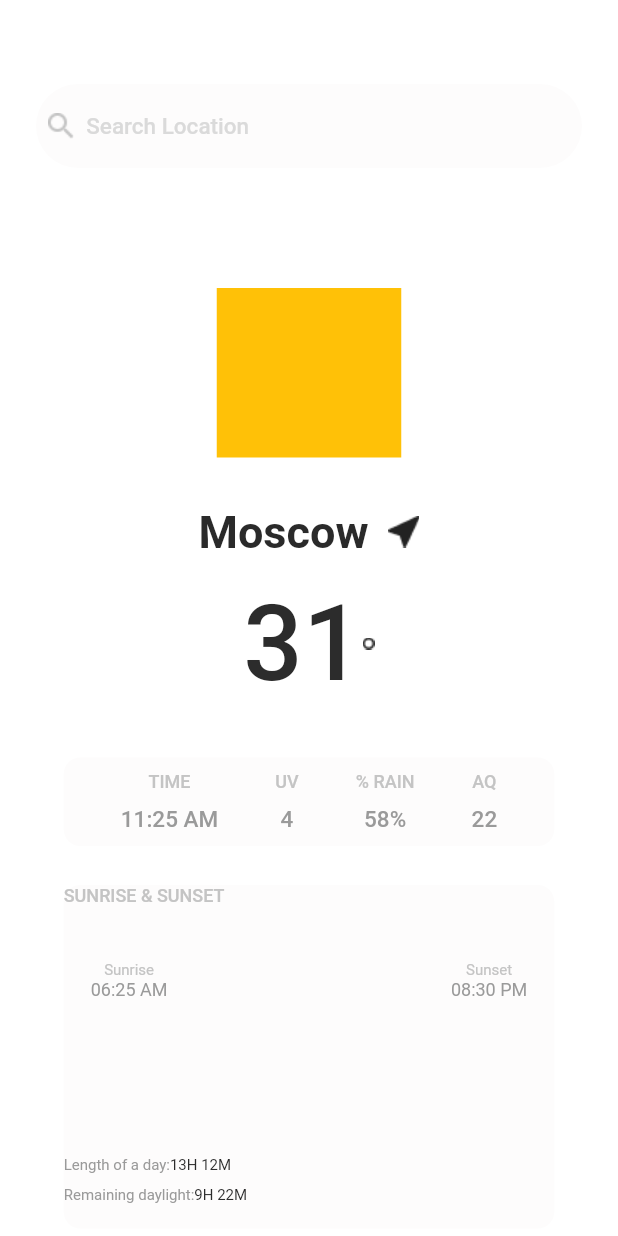
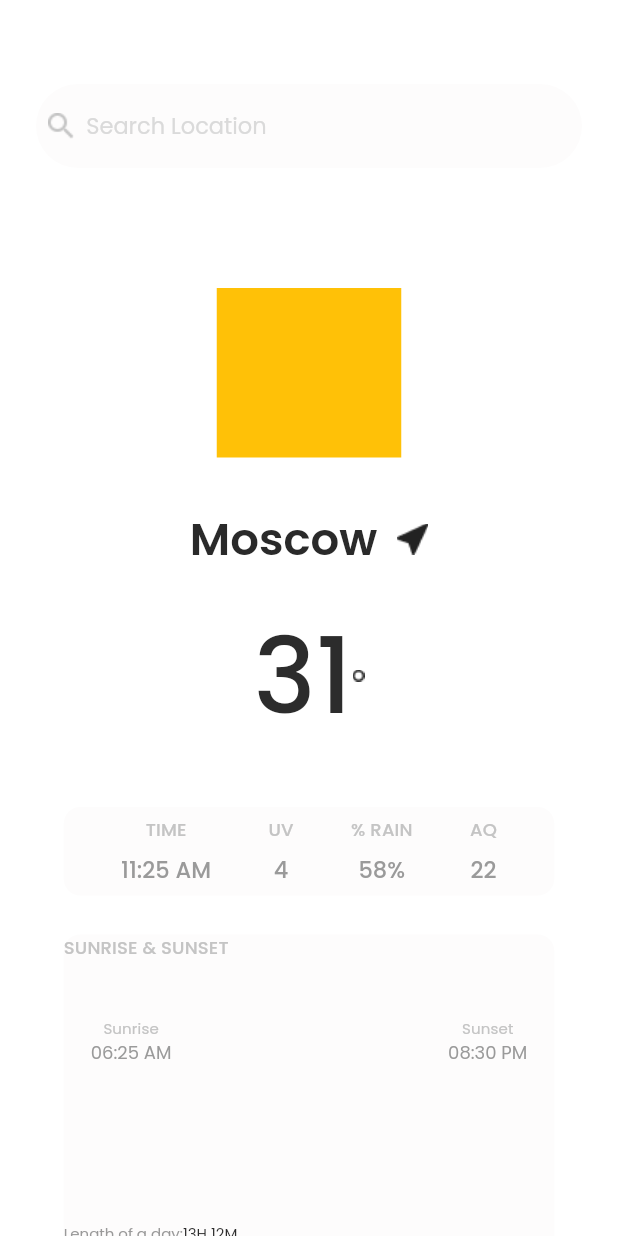
Before and after one commit to theivmatic/weather_api, a Flutter app: the screen it shows after launch, on a phone screen of 412 x 824 dp. Run offline on Flutter 3.47's test engine with Material 2 defaults, Android fonts, the phone set to English and light mode, and no system bars; our stand-ins replace flutter_bloc.

Commit message:
made text styles in theme

```diff
--- a/lib/main.dart
+++ b/lib/main.dart
@@ -12,7 +12,34 @@ class MainApp extends StatelessWidget {
   Widget build(BuildContext context) {
     return MaterialApp(
       theme: ThemeData(
-        textTheme: const TextTheme(headline3: TextStyle()),
+        fontFamily: 'Poppins',
+        textTheme: const TextTheme(
+          displayLarge: TextStyle(
+            color: Color.fromARGB(255, 44, 44, 44),
+            fontSize: 70,
+            fontWeight: FontWeight.w500,
+          ),
+          headlineLarge: TextStyle(
+            color: Color.fromARGB(255, 42, 42, 42),
+            fontSize: 30,
+            fontWeight: FontWeight.w600,
+          ),
+          titleSmall: TextStyle(
+            color: Color.fromARGB(255, 196, 196, 196),
+            fontSize: 12,
+            fontWeight: FontWeight.w500,
+          ),
+          bodySmall: TextStyle(
+            color: Color.fromARGB(255, 154, 154, 154),
+            fontSize: 15,
+            fontWeight: FontWeight.w500,
+          ),
+          bodyMedium: TextStyle(
+            color: Color.fromARGB(255, 218, 218, 218),
+            fontSize: 15,
+            fontWeight: FontWeight.w400,
+          ),
+        ),
       ),
       home: const HomePage(),
     );
--- a/lib/src/feature/presentation/widgets/degree.dart
+++ b/lib/src/feature/presentation/widgets/degree.dart
@@ -7,18 +7,14 @@ class DegreeWidget extends StatelessWidget {
 
   @override
   Widget build(BuildContext context) {
-    return const Row(
+    return Row(
       mainAxisAlignment: MainAxisAlignment.center,
       children: [
         Text(
           '31',
-          style: TextStyle(
-            color: Color.fromARGB(255, 44, 44, 44),
-            fontSize: 70,
-            fontWeight: FontWeight.w500,
-          ),
+          style: Theme.of(context).textTheme.displayLarge
         ),
-        ImageIcon(
+        const ImageIcon(
           AssetImage('assets/images/degree_icon.png'),
           color: Color.fromARGB(255, 44, 44, 44),
           size: 8,
--- a/lib/src/feature/presentation/widgets/location_name.dart
+++ b/lib/src/feature/presentation/widgets/location_name.dart
@@ -7,19 +7,15 @@ class LocationNameWidget extends StatelessWidget {
 
   @override
   Widget build(BuildContext context) {
-    return const Row(
+    return Row(
       mainAxisAlignment: MainAxisAlignment.center,
       children: [
         Text(
           'Moscow',
-          style: TextStyle(
-            color: Color.fromARGB(255, 42, 42, 42),
-            fontSize: 30,
-            fontWeight: FontWeight.w600,
-          ),
+          style: Theme.of(context).textTheme.headlineLarge,
         ),
-        SizedBox(width: 13),
-        ImageIcon(
+        const SizedBox(width: 13),
+        const ImageIcon(
           AssetImage('assets/images/location_icon.png'),
           size: 21,
         ),
--- a/lib/src/feature/presentation/widgets/other_data.dart
+++ b/lib/src/feature/presentation/widgets/other_data.dart
@@ -14,7 +14,7 @@ class OtherDataWidget extends StatelessWidget {
         color: const Color.fromARGB(255, 253, 252, 252),
         borderRadius: BorderRadius.circular(11),
       ),
-      child: const Row(
+      child: Row(
         mainAxisAlignment: MainAxisAlignment.spaceEvenly,
         children: [
           Column(
@@ -22,18 +22,11 @@ class OtherDataWidget extends StatelessWidget {
             children: [
               Text(
                 'TIME',
-                style: TextStyle(
-                  color: Color.fromARGB(255, 196, 196, 196),
-                  fontSize: 12,
-                  fontWeight: FontWeight.w500,
-                ),
+                style: Theme.of(context).textTheme.titleSmall,
               ),
               Text(
                 '11:25 AM',
-                style: TextStyle(
-                    color: Color.fromARGB(255, 154, 154, 154),
-                    fontSize: 15,
-                    fontWeight: FontWeight.w500),
+                style: Theme.of(context).textTheme.bodySmall,
               ),
             ],
           ),
@@ -42,18 +35,11 @@ class OtherDataWidget extends StatelessWidget {
             children: [
               Text(
                 'UV',
-                style: TextStyle(
-                  color: Color.fromARGB(255, 196, 196, 196),
-                  fontSize: 12,
-                  fontWeight: FontWeight.w500,
-                ),
+                style: Theme.of(context).textTheme.titleSmall,
               ),
               Text(
                 '4',
-                style: TextStyle(
-                    color: Color.fromARGB(255, 154, 154, 154),
-                    fontSize: 15,
-                    fontWeight: FontWeight.w500),
+                style: Theme.of(context).textTheme.bodySmall,
               ),
             ],
           ),
@@ -62,18 +48,11 @@ class OtherDataWidget extends StatelessWidget {
             children: [
               Text(
                 '% RAIN',
-                style: TextStyle(
-                  color: Color.fromARGB(255, 196, 196, 196),
-                  fontSize: 12,
-                  fontWeight: FontWeight.w500,
-                ),
+                style: Theme.of(context).textTheme.titleSmall,
               ),
               Text(
                 '58%',
-                style: TextStyle(
-                    color: Color.fromARGB(255, 154, 154, 154),
-                    fontSize: 15,
-                    fontWeight: FontWeight.w500),
+                style: Theme.of(context).textTheme.bodySmall,
               ),
             ],
           ),
@@ -82,18 +61,11 @@ class OtherDataWidget extends StatelessWidget {
             children: [
               Text(
                 'AQ',
-                style: TextStyle(
-                  color: Color.fromARGB(255, 196, 196, 196),
-                  fontSize: 12,
-                  fontWeight: FontWeight.w500,
-                ),
+                style: Theme.of(context).textTheme.titleSmall,
               ),
               Text(
                 '22',
-                style: TextStyle(
-                    color: Color.fromARGB(255, 154, 154, 154),
-                    fontSize: 15,
-                    fontWeight: FontWeight.w500),
+                style: Theme.of(context).textTheme.bodySmall,
               ),
             ],
           ),
--- a/lib/src/feature/presentation/widgets/search_bar.dart
+++ b/lib/src/feature/presentation/widgets/search_bar.dart
@@ -7,23 +7,19 @@ class CustomSearchBar extends StatelessWidget {
 
   @override
   Widget build(BuildContext context) {
-    return const SearchBar(
+    return SearchBar(
       backgroundColor:
-          MaterialStatePropertyAll(Color.fromARGB(255, 253, 252, 252)),
-      elevation: MaterialStatePropertyAll(0),
+          const MaterialStatePropertyAll(Color.fromARGB(255, 253, 252, 252)),
+      elevation: const MaterialStatePropertyAll(0),
       hintText: 'Search Location',
       hintStyle: MaterialStatePropertyAll(
-        TextStyle(
-          color: Color.fromARGB(255, 218, 218, 218),
-          fontSize: 15
-        ),
+        Theme.of(context).textTheme.bodyMedium
       ),
-      leading: ImageIcon(
-          AssetImage('assets/images/custom_search_icon.png'),
-          size: 17.49,
-          color: Color.fromARGB(255, 196, 196, 196),
-        ),
-      // leading: Icon(Icons.search, color: Color.fromARGB(255, 218, 218, 218),),
+      leading: const ImageIcon(
+        AssetImage('assets/images/custom_search_icon.png'),
+        size: 17.49,
+        color: Color.fromARGB(255, 196, 196, 196),
+      ),
     );
   }
 }
--- a/lib/src/feature/presentation/widgets/sunrise_and_sunset.dart
+++ b/lib/src/feature/presentation/widgets/sunrise_and_sunset.dart
@@ -14,20 +14,14 @@ class SunriseAndSunsetWidget extends StatelessWidget {
         color: const Color.fromARGB(255, 253, 252, 252),
         borderRadius: BorderRadius.circular(11),
       ),
-      child: const Column(
+      child: Column(
         crossAxisAlignment: CrossAxisAlignment.start,
         children: [
-          Text(
-            'SUNRISE & SUNSET',
-            style: TextStyle(
-              color: Color.fromARGB(255, 196, 196, 196),
-              fontSize: 12,
-              fontWeight: FontWeight.w500,
-            ),
-          ),
-          SizedBox(height: 37),
+          Text('SUNRISE & SUNSET',
+              style: Theme.of(context).textTheme.titleSmall),
+          const SizedBox(height: 37),
           Padding(
-            padding: EdgeInsets.fromLTRB(18, 0, 18, 0),
+            padding: const EdgeInsets.fromLTRB(18, 0, 18, 0),
             child: Row(
               mainAxisAlignment: MainAxisAlignment.spaceBetween,
               children: [
@@ -35,16 +29,14 @@ class SunriseAndSunsetWidget extends StatelessWidget {
                   children: [
                     Text(
                       'Sunrise',
-                      style: TextStyle(
-                        color: Color.fromARGB(255, 196, 196, 196),
+                      style: Theme.of(context).textTheme.titleSmall!.copyWith(
                             fontSize: 10,
                             fontWeight: FontWeight.w400,
                           ),
                     ),
                     Text(
                       '06:25 AM',
-                      style: TextStyle(
-                        color: Color.fromARGB(255, 154, 154, 154),
+                      style: Theme.of(context).textTheme.bodySmall!.copyWith(
                             fontSize: 12,
                             fontWeight: FontWeight.w400,
                           ),
@@ -55,16 +47,14 @@ class SunriseAndSunsetWidget extends StatelessWidget {
                   children: [
                     Text(
                       'Sunset',
-                      style: TextStyle(
-                        color: Color.fromARGB(255, 196, 196, 196),
-                        fontSize: 10,
-                        fontWeight: FontWeight.w400,
-                      ),
+                      style: Theme.of(context)
+                          .textTheme
+                          .titleSmall!
+                          .copyWith(fontSize: 10, fontWeight: FontWeight.w400),
                     ),
                     Text(
                       '08:30 PM',
-                      style: TextStyle(
-                        color: Color.fromARGB(255, 154, 154, 154),
+                      style: Theme.of(context).textTheme.bodySmall!.copyWith(
                             fontSize: 12,
                             fontWeight: FontWeight.w400,
                           ),
@@ -74,42 +64,38 @@ class SunriseAndSunsetWidget extends StatelessWidget {
               ],
             ),
           ),
-          SizedBox(height: 104),
+          const SizedBox(height: 104),
           Row(
             children: [
               Text(
                 'Length of a day:',
-                style: TextStyle(
-                  color: Color.fromARGB(255, 154, 154, 154),
+                style: Theme.of(context).textTheme.bodySmall!.copyWith(
                       fontSize: 10,
                       fontWeight: FontWeight.w400,
                     ),
               ),
                Text(
                 '13H 12M',
-                style: TextStyle(
-                  color: Color.fromARGB(255, 44, 44, 44),
+                style: Theme.of(context).textTheme.displayLarge!.copyWith(
                   fontSize: 10,
                   fontWeight: FontWeight.w400,
                 ),
               ),
             ],
           ),
-          SizedBox(height: 8),
+          const SizedBox(height: 8),
           Row(
             children: [
               Text(
                 'Remaining daylight:',
-                style: TextStyle(
-                  color: Color.fromARGB(255, 154, 154, 154),
+                style: Theme.of(context).textTheme.bodySmall!.copyWith(
                       fontSize: 10,
                       fontWeight: FontWeight.w400,
                     ),
               ),
               Text(
                 '9H 22M',
-                style: TextStyle(
-                  color: Color.fromARGB(255, 44, 44, 44),
+                style: Theme.of(context).textTheme.displayLarge!.copyWith(
                   fontSize: 10,
                   fontWeight: FontWeight.w400,
                 ),
```
Lines whose indentation alone changed are shown as unchanged.
